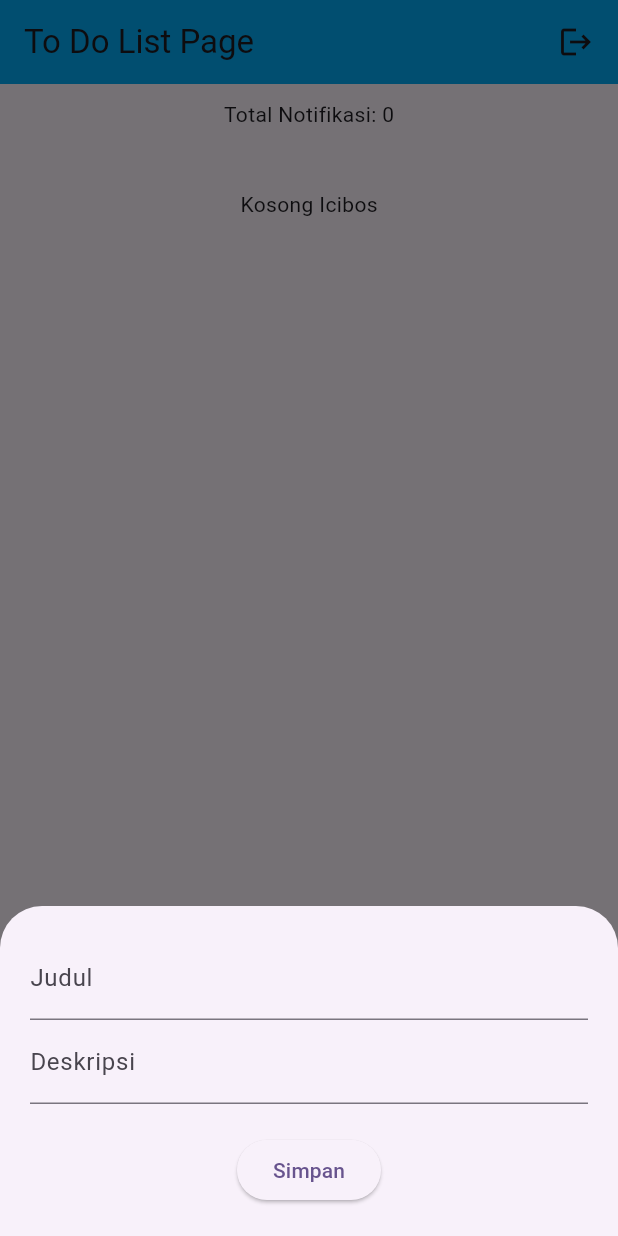
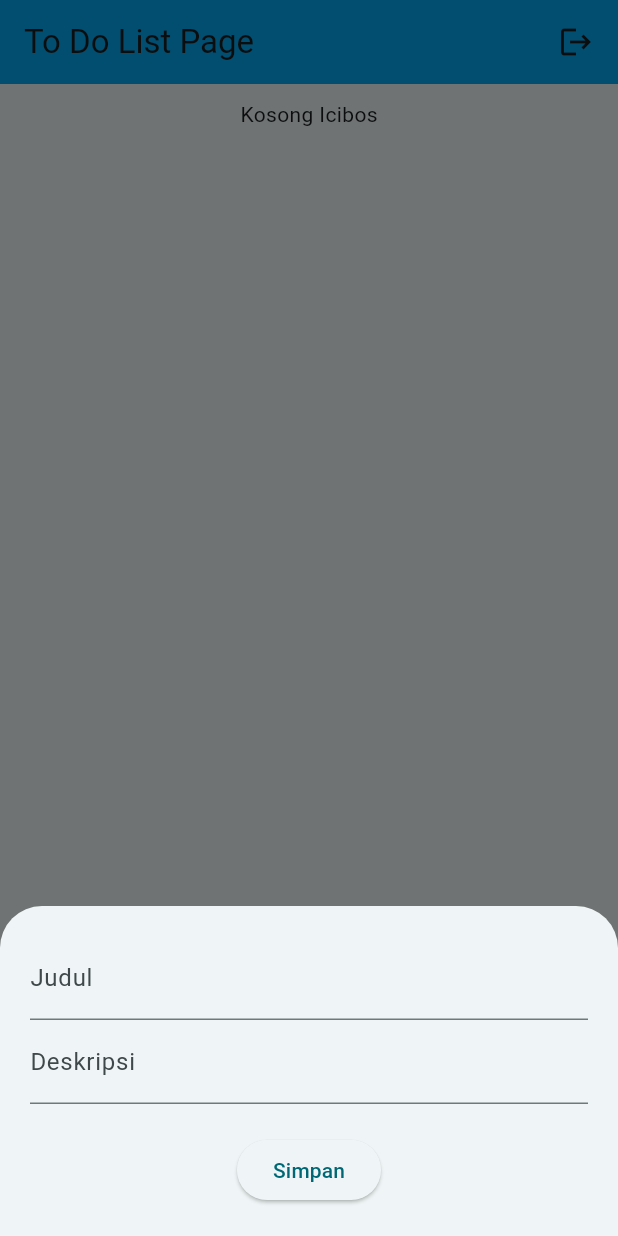
Before and after one commit to fauzihub13/flutter-notes, a Flutter app: the screen it shows once a user with an empty profile is signed in, after a tap on the "add" icon, on a phone screen of 412 x 824 dp. Run offline on Flutter 3.47's test engine with Material 3 defaults, Android fonts, the phone set to English and light mode, and no system bars; drawn by our look-alikes of overlay_support; our stand-ins replace firebase_auth, firebase_core, sqflite; accounts and stored records are empty.

Commit message:
fix: change color scheme, listview margin and card icon

```diff
--- a/lib/main.dart
+++ b/lib/main.dart
@@ -24,9 +24,10 @@ class MyApp extends StatelessWidget {
       initialData: null,
       child: OverlaySupport.global(
         child: MaterialApp(
+          color: Colors.white,
           title: 'Flutter TapTime',
           theme: ThemeData(
-            colorScheme: ColorScheme.fromSeed(seedColor: Colors.deepPurple),
+            colorScheme: ColorScheme.fromSeed(seedColor: Colors.white),
             useMaterial3: true,
           ),
           home: const Wrapper(),
--- a/lib/pages/home/home_page.dart
+++ b/lib/pages/home/home_page.dart
@@ -69,7 +69,7 @@ class _HomePageState extends State<HomePage> {
                         }
                       }
                     },
-                    child: Text(action == 'create' ? 'Create' : 'update')),
+                    child: Text(action == 'create' ? 'Simpan' : 'Ubah')),
               ],
             ),
           );
@@ -121,7 +121,9 @@ class _HomePageState extends State<HomePage> {
                     final DocumentSnapshot documentSnapshot =
                         streamSnapshot.data!.docs[index];
                     return Card(
-                      margin: const EdgeInsets.all(10),
+                      margin: const EdgeInsets.symmetric(
+                          horizontal: 16, vertical: 6),
+                      color: Colors.white,
                       child: ListTile(
                         title: Text(documentSnapshot['name']),
                         subtitle: Text(documentSnapshot['status']),
--- a/lib/pages/home/todo_list_page.dart
+++ b/lib/pages/home/todo_list_page.dart
@@ -169,12 +169,12 @@ class _TodoListPageState extends State<TodoListPage> {
         itemCount: count,
         itemBuilder: (context, index) {
           return Card(
-            elevation: 3.0,
+            elevation: 1.0,
             color: Colors.white,
             child: ListTile(
               leading: const CircleAvatar(
-                backgroundColor: Colors.blue,
-                child: Icon(Icons.notes),
+                backgroundColor: Colors.lightBlueAccent,
+                child: Icon(Icons.edit),
               ),
               title: Text(noteList[index].title!),
               subtitle: Text(noteList[index].description!),
@@ -266,19 +266,18 @@ class _TodoListPageState extends State<TodoListPage> {
           backgroundColor: Colors.lightBlue,
           automaticallyImplyLeading: false,
         ),
-        body: Center(
+        body: Padding(
+          padding: const EdgeInsets.symmetric(horizontal: 16),
+          child: Center(
               child: Column(
             children: [
               const SizedBox(
                 height: 10,
               ),
-            Text("Total Notifikasi: ${_totalNotification.toString()}"),
-            const SizedBox(
-              height: 40,
-            ),
               if (count == 0) const Text('Kosong Icibos'),
               createNoteListView(),
             ],
-        )));
+          )),
+        ));
   }
 }
```
Lines whose indentation alone changed are shown as unchanged.
